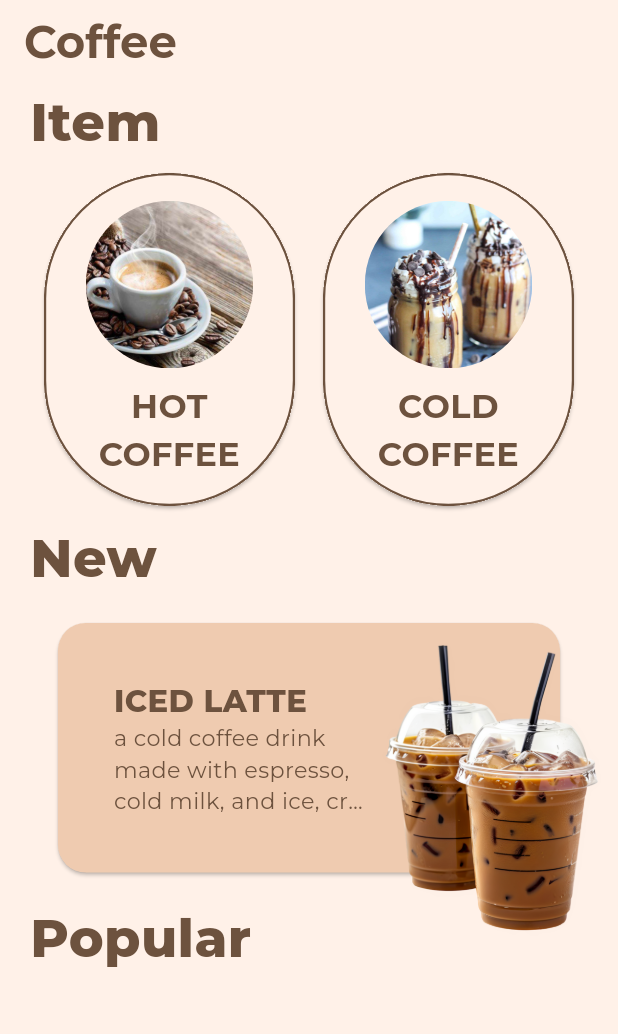
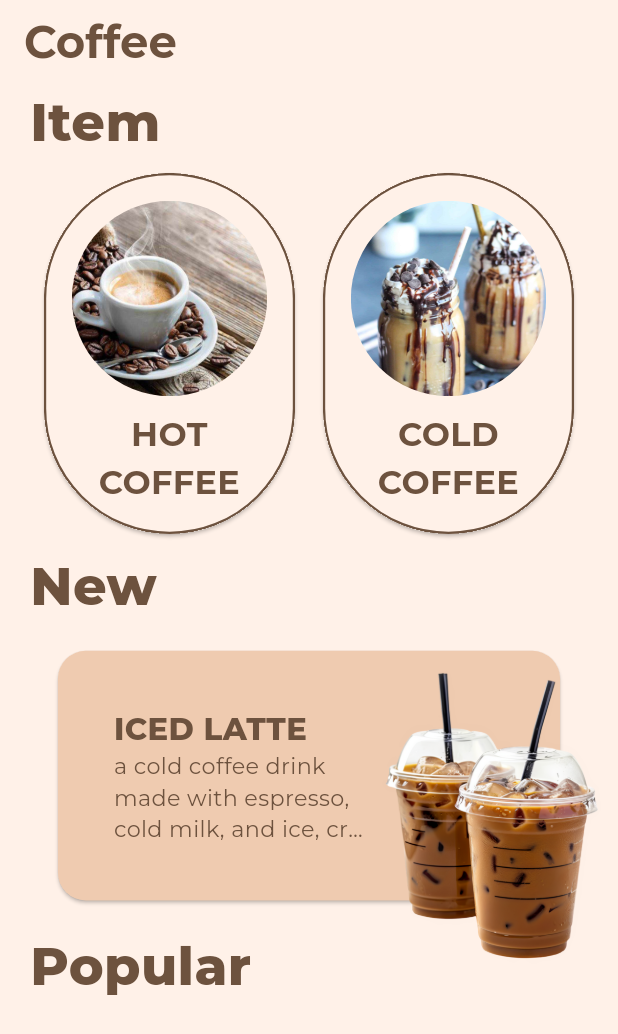
Before and after one commit to kverkholomova/coffee_app, a Flutter app: the screen it shows after launch, on a phone screen of 412 x 824 dp. Shown: the top 1034 px of the screen. Run offline on Flutter 3.47's test engine with Material 3 defaults, Android fonts, the phone set to English and light mode, and no system bars; our stand-ins replace google_fonts.

Commit message:
style: update item card

```diff
--- a/lib/widgets/coffee_cards/item_coffee_card.dart
+++ b/lib/widgets/coffee_cards/item_coffee_card.dart
@@ -16,7 +16,7 @@ class ItemCoffeeCard extends StatelessWidget {
         builder: (context, constraints) {
           double cardWidth = constraints.maxWidth; // width the parent allows
           double cardHeight = cardWidth * 1.4; // make height larger than width
-          double imageSize = cardWidth * 0.6;      // 60% of card width
+          double imageSize = cardWidth * 0.7;      // 60% of card width
           double borderRadius = cardWidth / 2;   // 20% of card width
           double padding = cardWidth * 0.1;        // 10% of card width
           double fontSize = cardWidth * 0.12;      // dynamic text size
```
